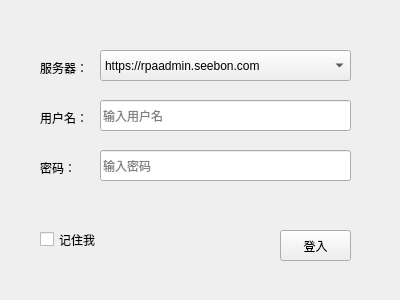
itishsy/seebot, file src/seebot/seebot/ide/index.ui: the form before one commit.
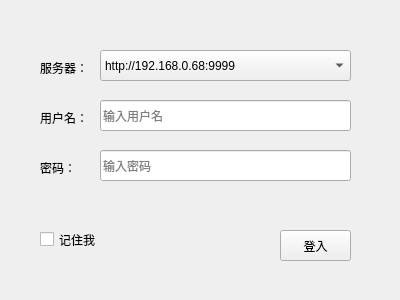
The form after the commit.

What changed in the file:
```diff
--- a/src/seebot/seebot/ide/index.ui
+++ b/src/seebot/seebot/ide/index.ui
@@ -81,11 +81,11 @@
     </rect>
    </property>
    <property name="currentText">
-    <string>https://rpaadmin.seebon.com</string>
+    <string>http://192.168.0.68:9999</string>
    </property>
    <item>
     <property name="text">
-     <string>https://rpaadmin.seebon.com</string>
+     <string>http://192.168.0.68:9999</string>
     </property>
    </item>
    <item>
```
Left out of the diff: 5 changed lines with no effect on the pictures.
